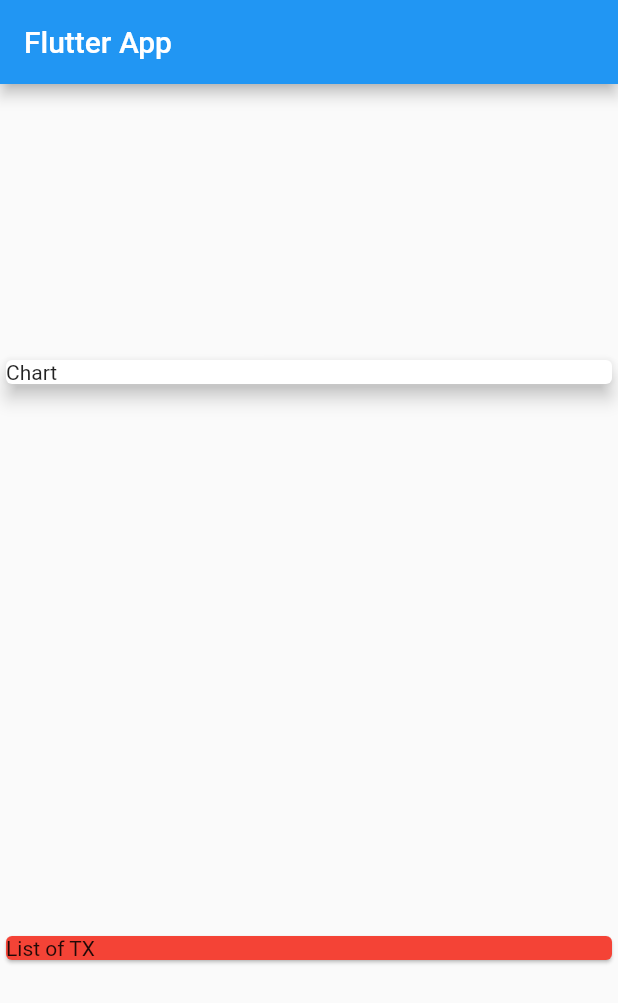
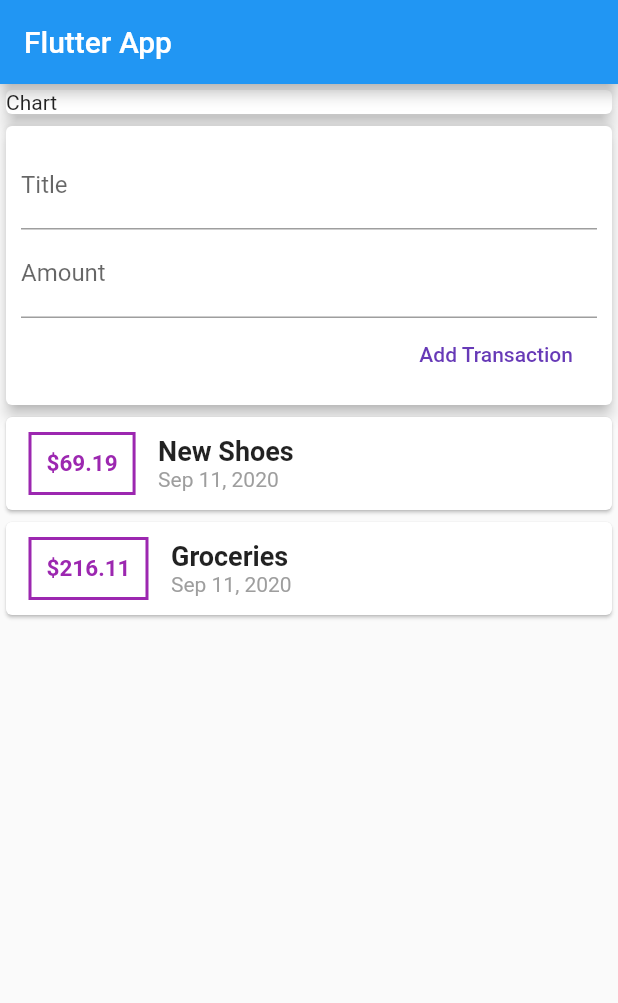
Before and after one commit to DEV-MK-KIM/m_apps, a Flutter app: the screen it shows after launch, on a phone screen of 412 x 824 dp. Shown: the top 1003 px of the screen. Run offline on Flutter 3.47's test engine with Material 2 defaults, Android fonts, the phone set to English and light mode, and no system bars.

```diff
--- a/expenseTracker/lib/main.dart
+++ b/expenseTracker/lib/main.dart
@@ -1,4 +1,7 @@
 import 'package:flutter/material.dart';
+import 'package:intl/intl.dart';
+
+import './transaction.dart';
 
 void main() {
   runApp(MyApp());
@@ -16,6 +19,26 @@ class MyApp extends StatelessWidget {
 }
 
 class MyHomePage extends StatelessWidget {
+  final List<Transaction> transactions = [
+    Transaction(
+      id: 't1',
+      title: 'New Shoes',
+      amount: 69.19,
+      date: DateTime.now(),
+    ),
+    Transaction(
+      id: 't2',
+      title: 'Groceries',
+      amount: 216.11,
+      date: DateTime.now(),
+    )
+  ];
+
+  // String titleInput;
+  // String amountInput;
+  final titleController = TextEditingController();
+  final amountController = TextEditingController();
+
   @override
   Widget build(BuildContext context) {
     return Scaffold(
@@ -23,7 +46,7 @@ class MyHomePage extends StatelessWidget {
           title: Text("Flutter App"),
         ),
         body: Column(
-          mainAxisAlignment: MainAxisAlignment.spaceAround,
+          //mainAxisAlignment: MainAxisAlignment.spaceAround,
           crossAxisAlignment: CrossAxisAlignment.stretch,
           children: <Widget>[
             Container(
@@ -34,8 +57,84 @@ class MyHomePage extends StatelessWidget {
               ),
             ),
             Card(
-              color: Colors.red,
-              child: Text("List of TX"),
+              elevation: 4,
+              child: Container(
+                padding: EdgeInsets.all(10),
+                child: Column(
+                  crossAxisAlignment: CrossAxisAlignment.end,
+                  children: <Widget>[
+                    TextField(
+                        decoration: InputDecoration(labelText: "Title"),
+                        controller: titleController
+
+                        // onChanged: (val) {
+                        //   titleInput = val;
+                        // },
+                        ),
+                    TextField(
+                        decoration: InputDecoration(labelText: "Amount"),
+                        controller: amountController
+                        // onChanged: (val) {
+                        //   amountInput = val;
+                        // },
+                        ),
+                    FlatButton(
+                      child: Text("Add Transaction"),
+                      textColor: Colors.deepPurple,
+                      onPressed: () {
+                        print(titleController.text);
+                        print(amountController.text);
+                      },
+                    )
+                  ],
+                ),
+              ),
+            ),
+            Column(
+              children: transactions
+                  .map((tx) => Card(
+                          child: Row(
+                        children: <Widget>[
+                          Container(
+                            margin: EdgeInsets.symmetric(
+                              vertical: 10,
+                              horizontal: 15,
+                            ),
+                            decoration: BoxDecoration(
+                              border: Border.all(
+                                color: Colors.purple,
+                                width: 2,
+                              ),
+                            ),
+                            padding: EdgeInsets.all(10),
+                            child: Text(
+                              "\$${tx.amount}",
+                              style: TextStyle(
+                                fontWeight: FontWeight.bold,
+                                fontSize: 15,
+                                color: Colors.purple,
+                              ),
+                            ),
+                          ),
+                          Column(
+                            crossAxisAlignment: CrossAxisAlignment.start,
+                            children: <Widget>[
+                              Text(
+                                tx.title,
+                                style: TextStyle(
+                                    fontWeight: FontWeight.bold, fontSize: 18),
+                              ),
+                              Text(
+                                DateFormat.yMMMd().format(tx.date),
+                                style: TextStyle(
+                                  color: Colors.grey,
+                                ),
+                              ),
+                            ],
+                          )
+                        ],
+                      )))
+                  .toList(),
             )
           ],
         ));
--- /dev/null
+++ b/expenseTracker/lib/transaction.dart
@@ -0,0 +1,15 @@
+import 'package:flutter/foundation.dart'; // to use @required decorator
+
+class Transaction {
+  final String id;
+  final String title;
+  final double amount;
+  final DateTime date;
+
+  Transaction({
+    @required this.id,
+    @required this.title,
+    @required this.amount,
+    @required this.date,
+  });
+}
--- a/expenseTracker/pubspec.yaml
+++ b/expenseTracker/pubspec.yaml
@@ -23,6 +23,8 @@ environment:
 dependencies:
   flutter:
     sdk: flutter
+  intl: ^0.16.1
+
 
 
   # The following adds the Cupertino Icons font to your application.
```
Also changed, not shown: expenseTracker/pubspec.lock.
